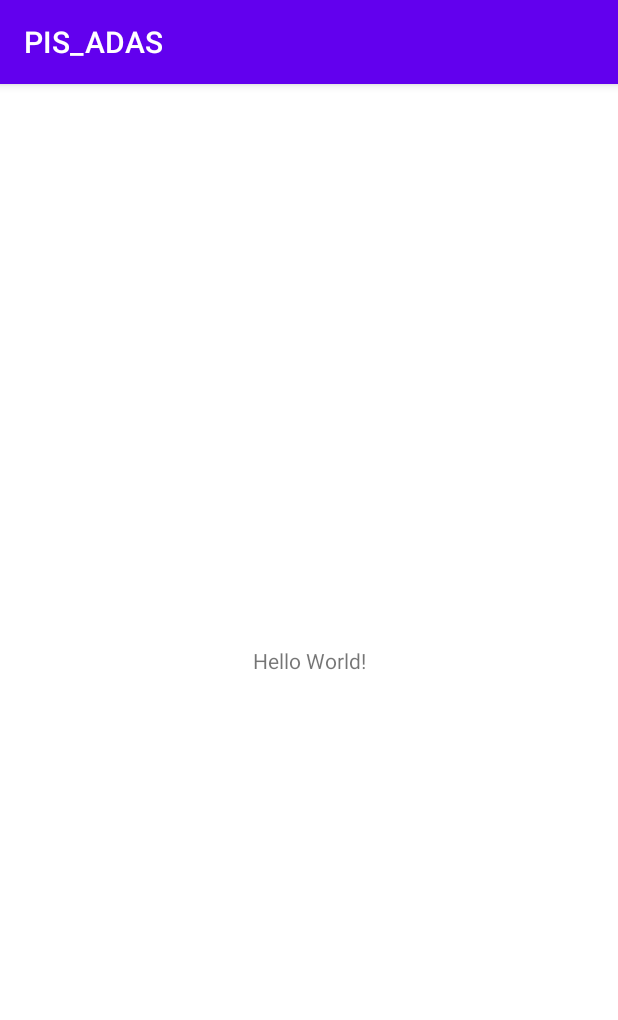
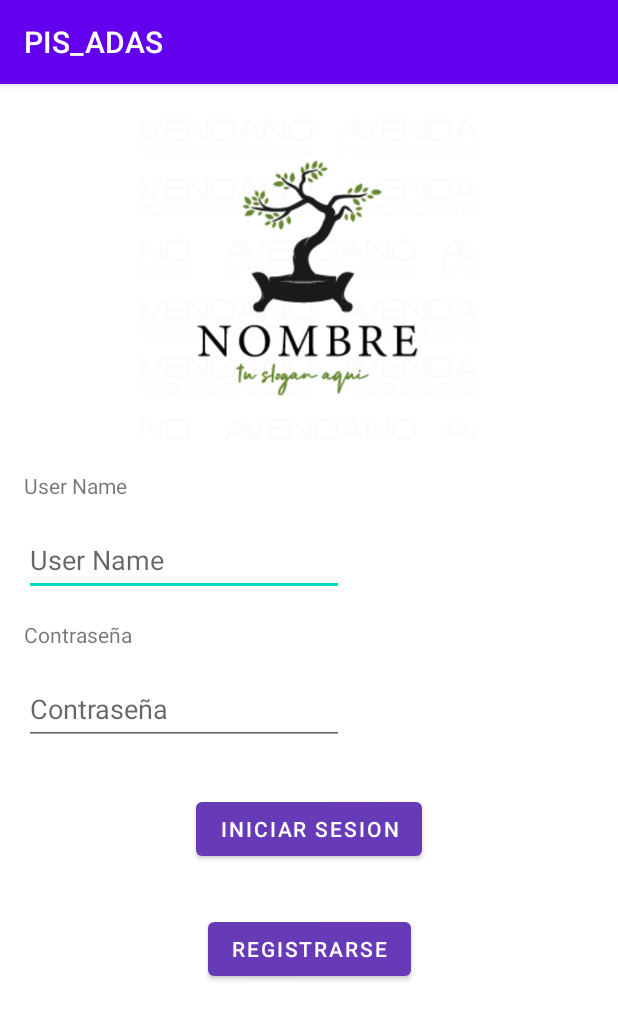
Before and after one commit to afgomez20/PST_PRO_G2, an Android app: the screen it shows after launch (MainActivity), on a phone screen of 412 x 824 dp. Shown: the top 1020 px of the screen. Run offline under Robolectric (Android 15) with nearby library versions, the phone set to English and light mode, and no system bars.

Commit message:
Realizacion del Activity para inicio de sesion

```diff
--- a/PIS_ADAS/app/src/main/AndroidManifest.xml
+++ b/PIS_ADAS/app/src/main/AndroidManifest.xml
@@ -9,6 +9,9 @@
         android:roundIcon="@mipmap/ic_launcher_round"
         android:supportsRtl="true"
         android:theme="@style/Theme.PIS_ADAS">
+        <activity
+            android:name=".MenuActivity"
+            android:exported="false" />
         <activity
             android:name=".SplashActivity"
             android:exported="true">
--- a/PIS_ADAS/app/src/main/java/com/example/pis_adas/MainActivity.java
+++ b/PIS_ADAS/app/src/main/java/com/example/pis_adas/MainActivity.java
@@ -2,7 +2,9 @@
 
 import androidx.appcompat.app.AppCompatActivity;
 
+import android.content.Intent;
 import android.os.Bundle;
+import android.view.View;
 
 public class MainActivity extends AppCompatActivity {
 
@@ -11,4 +13,9 @@
         super.onCreate(savedInstanceState);
         setContentView(R.layout.activity_main);
     }
+
+    public void inicio(View view) {
+        Intent i = new Intent(this, MenuActivity.class );
+        startActivity(i);
+    }
 }
--- /dev/null
+++ b/PIS_ADAS/app/src/main/java/com/example/pis_adas/MenuActivity.java
@@ -0,0 +1,14 @@
+package com.example.pis_adas;
+
+import androidx.appcompat.app.AppCompatActivity;
+
+import android.os.Bundle;
+
+public class MenuActivity extends AppCompatActivity {
+
+    @Override
+    protected void onCreate(Bundle savedInstanceState) {
+        super.onCreate(savedInstanceState);
+        setContentView(R.layout.activity_menu);
+    }
+}
--- a/PIS_ADAS/app/src/main/res/layout/activity_main.xml
+++ b/PIS_ADAS/app/src/main/res/layout/activity_main.xml
@@ -6,13 +6,82 @@
     android:layout_height="match_parent"
     tools:context=".MainActivity">
 
+    <ImageView
+        android:id="@+id/imageView"
+        android:layout_width="260dp"
+        android:layout_height="226dp"
+        android:layout_marginTop="16dp"
+        app:layout_constraintEnd_toEndOf="parent"
+        app:layout_constraintStart_toStartOf="parent"
+        app:layout_constraintTop_toTopOf="parent"
+        app:srcCompat="@drawable/logo" />
+
     <TextView
+        android:id="@+id/textView"
         android:layout_width="wrap_content"
         android:layout_height="wrap_content"
-        android:text="Hello World!"
-        app:layout_constraintBottom_toBottomOf="parent"
-        app:layout_constraintLeft_toLeftOf="parent"
-        app:layout_constraintRight_toRightOf="parent"
-        app:layout_constraintTop_toTopOf="parent" />
+        android:layout_marginStart="16dp"
+        android:layout_marginTop="16dp"
+        android:text="User Name"
+        app:layout_constraintStart_toStartOf="parent"
+        app:layout_constraintTop_toBottomOf="@+id/imageView" />
 
+    <EditText
+        android:id="@+id/etUser"
+        android:layout_width="wrap_content"
+        android:layout_height="wrap_content"
+        android:layout_marginStart="16dp"
+        android:layout_marginTop="16dp"
+        android:ems="10"
+        android:hint="User Name"
+        android:inputType="textPersonName"
+        android:minHeight="48dp"
+        app:layout_constraintStart_toStartOf="parent"
+        app:layout_constraintTop_toBottomOf="@+id/textView" />
+
+    <TextView
+        android:id="@+id/textView2"
+        android:layout_width="wrap_content"
+        android:layout_height="wrap_content"
+        android:layout_marginStart="16dp"
+        android:layout_marginTop="16dp"
+        android:text="Contraseña"
+        app:layout_constraintStart_toStartOf="parent"
+        app:layout_constraintTop_toBottomOf="@+id/etUser" />
+
+    <Button
+        android:id="@+id/buttonInicio"
+        android:layout_width="wrap_content"
+        android:layout_height="wrap_content"
+        android:layout_marginTop="32dp"
+        android:onClick="inicio"
+        android:text="Iniciar Sesion"
+        app:backgroundTint="#673AB7"
+        app:layout_constraintEnd_toEndOf="parent"
+        app:layout_constraintStart_toStartOf="parent"
+        app:layout_constraintTop_toBottomOf="@+id/etContraseña" />
+
+    <Button
+        android:id="@+id/buttonRegistro"
+        android:layout_width="wrap_content"
+        android:layout_height="wrap_content"
+        android:layout_marginTop="32dp"
+        android:text="Registrarse"
+        app:backgroundTint="#673AB7"
+        app:layout_constraintEnd_toEndOf="parent"
+        app:layout_constraintStart_toStartOf="parent"
+        app:layout_constraintTop_toBottomOf="@+id/buttonInicio" />
+
+    <EditText
+        android:id="@+id/etContraseña"
+        android:layout_width="wrap_content"
+        android:layout_height="wrap_content"
+        android:layout_marginStart="16dp"
+        android:layout_marginTop="16dp"
+        android:ems="10"
+        android:hint="Contraseña"
+        android:inputType="textPassword"
+        android:minHeight="48dp"
+        app:layout_constraintStart_toStartOf="parent"
+        app:layout_constraintTop_toBottomOf="@+id/textView2" />
 </androidx.constraintlayout.widget.ConstraintLayout>
--- /dev/null
+++ b/PIS_ADAS/app/src/main/res/layout/activity_menu.xml
@@ -0,0 +1,9 @@
+<?xml version="1.0" encoding="utf-8"?>
+<androidx.constraintlayout.widget.ConstraintLayout xmlns:android="http://schemas.android.com/apk/res/android"
+    xmlns:app="http://schemas.android.com/apk/res-auto"
+    xmlns:tools="http://schemas.android.com/tools"
+    android:layout_width="match_parent"
+    android:layout_height="match_parent"
+    tools:context=".MenuActivity">
+
+</androidx.constraintlayout.widget.ConstraintLayout>
```
